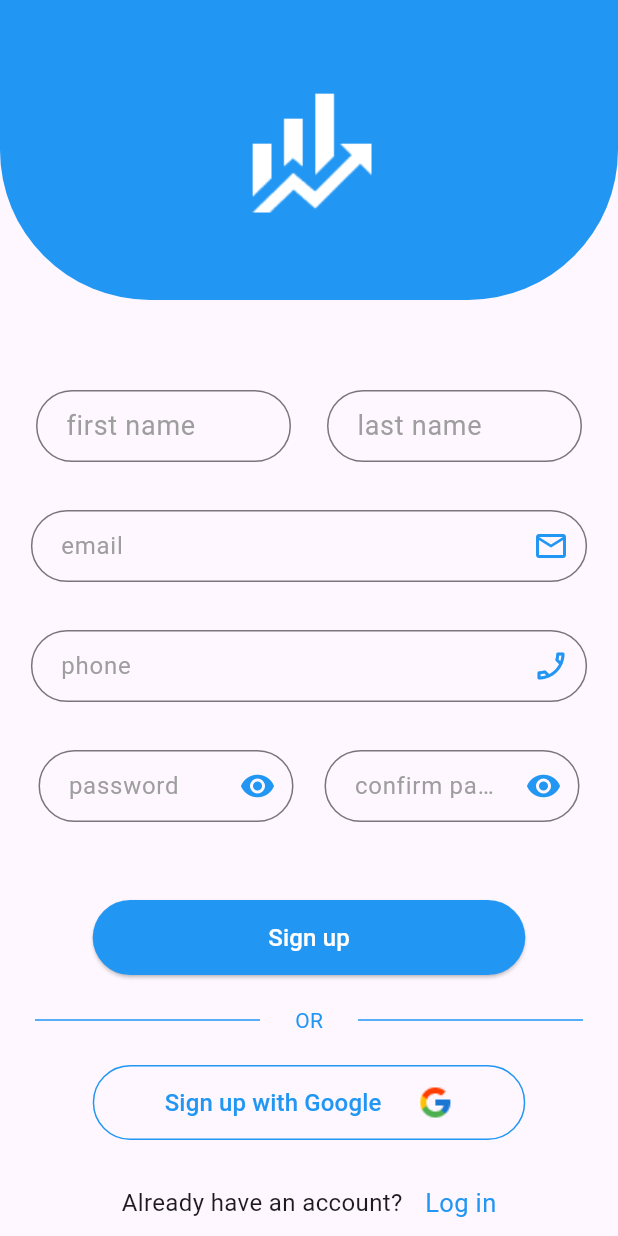
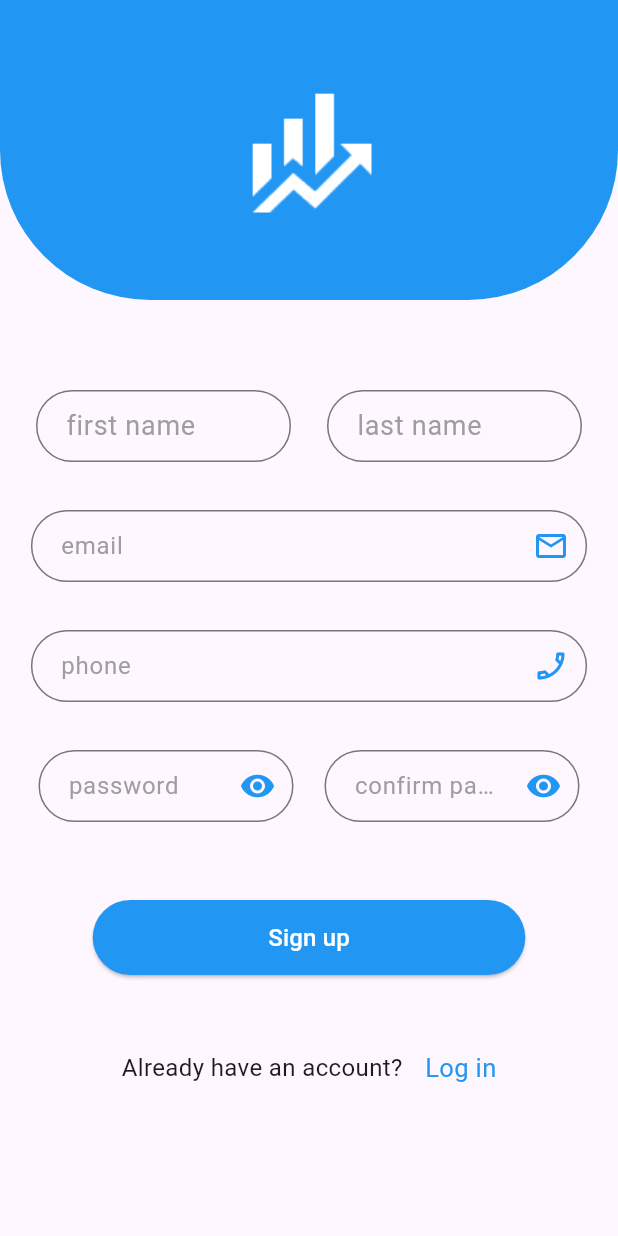
Before and after one commit to miniProject-mobileApp/miniproject-frontend, a Flutter app: the SignUpScreen screen opened directly, on a phone screen of 412 x 824 dp. Run offline on Flutter 3.47's test engine with Material 3 defaults, Android fonts, the phone set to English and light mode, and no system bars; our stand-ins replace flutter_secure_storage, flutter_spinkit, font_awesome_flutter, introduction_screen, percent_indicator, pin_code_fields and 1 more; missing offline and left inert: gpt_markdown; accounts and stored records are empty.

Commit message:
Google sign up excluded

```diff
--- a/lib/screens/auth/signUpPage.dart
+++ b/lib/screens/auth/signUpPage.dart
@@ -376,42 +376,42 @@ class _SignUpScreenState extends State<SignUpScreen> {
 
                 // lines for "or"]
                 SizedBox(height: 20,),
-                Row(
-                  mainAxisAlignment: MainAxisAlignment.spaceEvenly,
-                  children: [
-                    SizedBox(child: Container(height: 1, width: 150,color: Colors.blue,)),
-                    Text("OR", style: TextStyle(color: Colors.blue, fontSize: 14),),
-                    SizedBox(child: Container(height: 1, width: 150,color: Colors.blue,))
-                  ],
-                ),
+                // Row(
+                //   mainAxisAlignment: MainAxisAlignment.spaceEvenly,
+                //   children: [
+                //     SizedBox(child: Container(height: 1, width: 150,color: Colors.blue,)),
+                //     Text("OR", style: TextStyle(color: Colors.blue, fontSize: 14),),
+                //     SizedBox(child: Container(height: 1, width: 150,color: Colors.blue,))
+                //   ],
+                // ),
 
-                // sign up with google
-                Padding(
-                  padding: const EdgeInsets.only(top: 20),
-                  child: SizedBox(
-                    width: screenWidth * 0.7,
-                    height: 50,
-                    child: OutlinedButton(
-                      onPressed: (){
-                        Navigator.push(
-                          context,
-                          MaterialPageRoute(builder: (context) => BaseScreen())
-                        );
-                      },
-                      style: OutlinedButton.styleFrom(
-                        backgroundColor: Colors.transparent,
-                        side: BorderSide(color: Colors.blue)
-                      ),
-                      child: Row(
-                        mainAxisAlignment: MainAxisAlignment.spaceEvenly,
-                        children: [
-                          Text("Sign up with Google", style: TextStyle(color: Colors.blue, fontSize: 16), ),
-                          Image.asset("assets/images/google.png")
-                        ],
-                      ),
-                    ),
-                  ),
-                ),
+                // // sign up with google
+                // Padding(
+                //   padding: const EdgeInsets.only(top: 20),
+                //   child: SizedBox(
+                //     width: screenWidth * 0.7,
+                //     height: 50,
+                //     child: OutlinedButton(
+                //       onPressed: (){
+                //         Navigator.push(
+                //           context,
+                //           MaterialPageRoute(builder: (context) => BaseScreen())
+                //         );
+                //       },
+                //       style: OutlinedButton.styleFrom(
+                //         backgroundColor: Colors.transparent,
+                //         side: BorderSide(color: Colors.blue)
+                //       ),
+                //       child: Row(
+                //         mainAxisAlignment: MainAxisAlignment.spaceEvenly,
+                //         children: [
+                //           Text("Sign up with Google", style: TextStyle(color: Colors.blue, fontSize: 16), ),
+                //           Image.asset("assets/images/google.png")
+                //         ],
+                //       ),
+                //     ),
+                //   ),
+                // ),
 
                 //already have an account
                 SizedBox(height: 10,),
```
